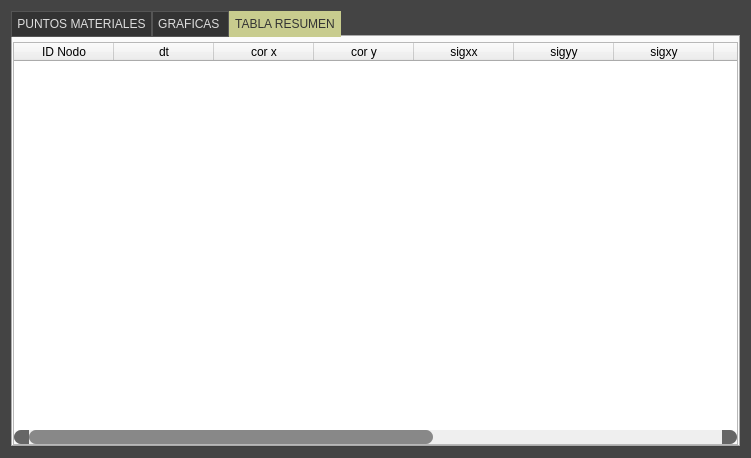
Before: the Qt Designer form app/ui/frame_result.ui in edwinar13/MPM-UN, drawn with Qt 5.
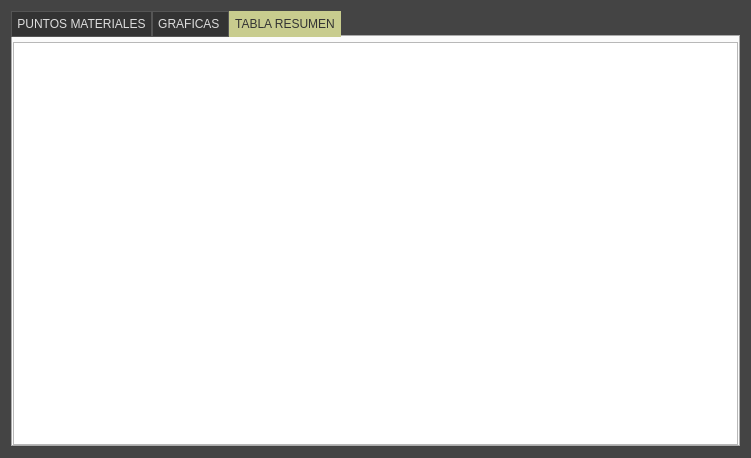
After: the same form once the commit is applied. Icons and pictures are not drawn.

The edit to the form file:
```diff
--- a/app/ui/frame_result.ui
+++ b/app/ui/frame_result.ui
@@ -1074,7 +1074,7 @@
             <number>0</number>
            </property>
            <property name="columnCount">
-            <number>12</number>
+            <number>0</number>
            </property>
            <property name="QTableWidgetStyle" stdset="0">
             <number>1</number>
@@ -1091,66 +1091,6 @@
            <attribute name="verticalHeaderVisible">
             <bool>false</bool>
            </attribute>
-           <column>
-            <property name="text">
-             <string>ID Nodo</string>
-            </property>
-           </column>
-           <column>
-            <property name="text">
-             <string>dt</string>
-            </property>
-           </column>
-           <column>
-            <property name="text">
-             <string>cor x</string>
-            </property>
-           </column>
-           <column>
-            <property name="text">
-             <string>cor y</string>
-            </property>
-           </column>
-           <column>
-            <property name="text">
-             <string>sigxx</string>
-            </property>
-           </column>
-           <column>
-            <property name="text">
-             <string>sigyy</string>
-            </property>
-           </column>
-           <column>
-            <property name="text">
-             <string>sigxy</string>
-            </property>
-           </column>
-           <column>
-            <property name="text">
-             <string>epsxx</string>
-            </property>
-           </column>
-           <column>
-            <property name="text">
-             <string>epsyy</string>
-            </property>
-           </column>
-           <column>
-            <property name="text">
-             <string>epsxy</string>
-            </property>
-           </column>
-           <column>
-            <property name="text">
-             <string>velx</string>
-            </property>
-           </column>
-           <column>
-            <property name="text">
-             <string>vely</string>
-            </property>
-           </column>
           </widget>
          </item>
         </layout>
```
Left out of the diff: 28 changed lines with no effect on the pictures.
